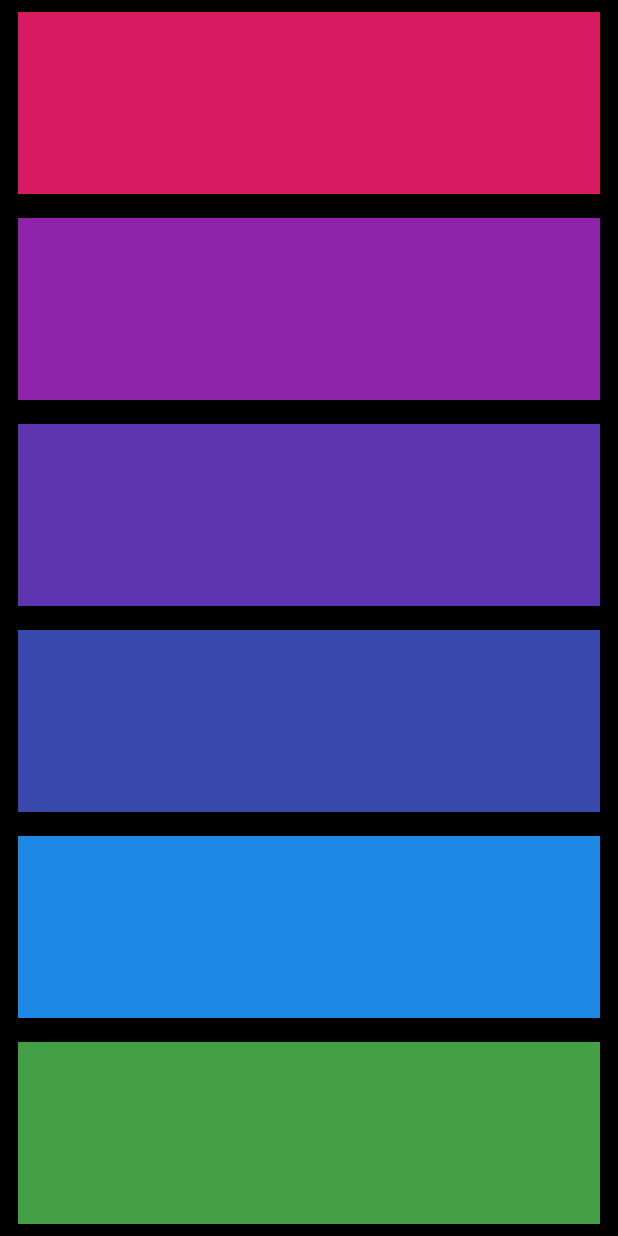
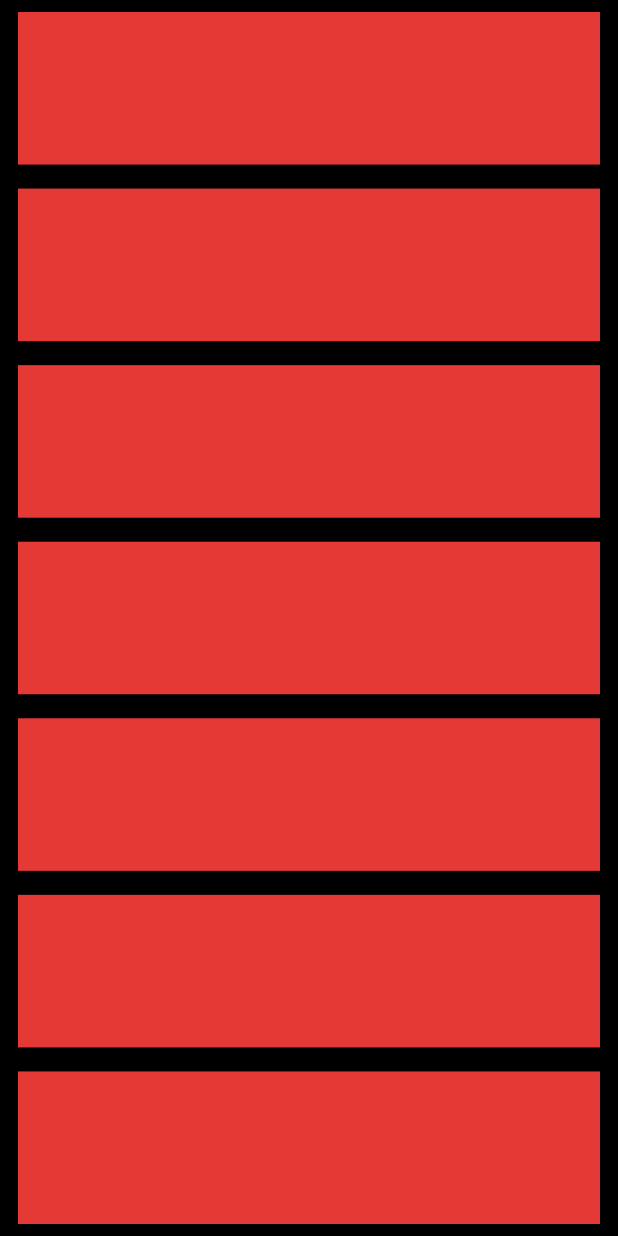
Before and after one commit to malith45/xylophone_app, a Flutter app: the screen it shows after launch, on a phone screen of 412 x 824 dp. Run offline on Flutter 3.47's test engine with Material 3 defaults, Android fonts, the phone set to English and light mode, and no system bars; our stand-ins replace audioplayers.

Commit message:
Working with function to code reduction.But every button is of same color.

```diff
--- a/lib/main.dart
+++ b/lib/main.dart
@@ -23,63 +23,13 @@ class _XylophoneAppState extends State<XylophoneApp> {
             mainAxisAlignment: MainAxisAlignment.spaceEvenly,
             crossAxisAlignment: CrossAxisAlignment.stretch,
             children: [
-              Expanded(
-                child: TextButton(
-                    onPressed: () async {
-                      audioPlay(2);
-                    },
-                    child: Container(
-                      color: const Color(0xffD81B60),
-                    )),
-              ),
-              Expanded(
-                child: TextButton(
-                    onPressed: () async {
-                      audioPlay(3);
-                    },
-                    child: Container(
-                      color: const Color(0xff8E24AA),
-                    )),
-              ),
-              Expanded(
-                child: TextButton(
-                  onPressed: () async {
-                    audioPlay(4);
-                  },
-                  child: Container(
-                    color: const Color(0xff5E35B1),
-                  ),
-                ),
-              ),
-              Expanded(
-                child: TextButton(
-                    onPressed: () async {
-                      audioPlay(5);
-                    },
-                    child: Container(
-                      color: const Color(0xff3949AB),
-                    )),
-              ),
-              Expanded(
-                child: TextButton(
-                  onPressed: () async {
-                    audioPlay(6);
-                  },
-                  child: Container(
-                    color: const Color(0xff1E88E5),
-                  ),
-                ),
-              ),
-              Expanded(
-                child: TextButton(
-                  onPressed: () async {
-                    audioPlay(7);
-                  },
-                  child: Container(
-                    color: const Color(0xff43A047),
-                  ),
-                ),
-              ),
+              keyBoard(1),
+              keyBoard(2),
+              keyBoard(3),
+              keyBoard(4),
+              keyBoard(5),
+              keyBoard(6),
+              keyBoard(7),
             ],
           ),
         ),
@@ -90,12 +40,13 @@ class _XylophoneAppState extends State<XylophoneApp> {
   Future<void> audioPlay(int track) async {
     final player = AudioPlayer();
     await player.play(AssetSource('audio/note$track.wav'));
+  }
 
-    void keyBoard() {
-      Expanded(
+  Expanded keyBoard(int key) {
+    return Expanded(
       child: TextButton(
           onPressed: () async {
-              audioPlay(1);
+            audioPlay(key);
           },
           child: Container(
             color: const Color(0xffE53935),
@@ -103,4 +54,3 @@ class _XylophoneAppState extends State<XylophoneApp> {
     );
   }
 }
-}
```
Lines whose indentation alone changed are shown as unchanged.
